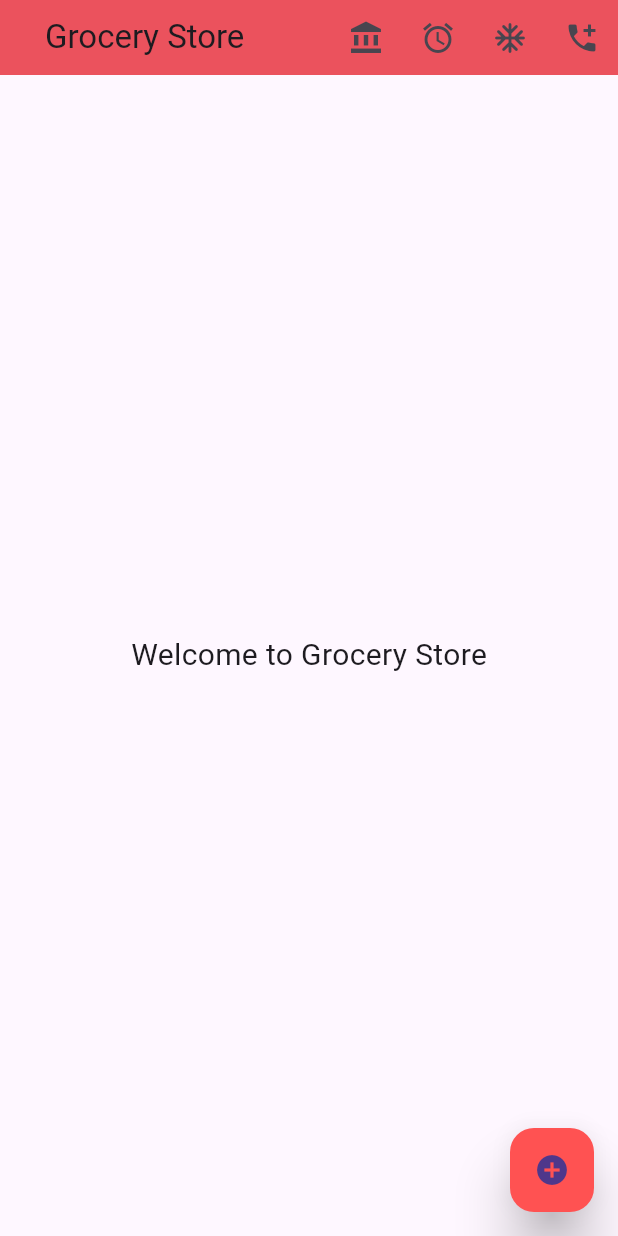
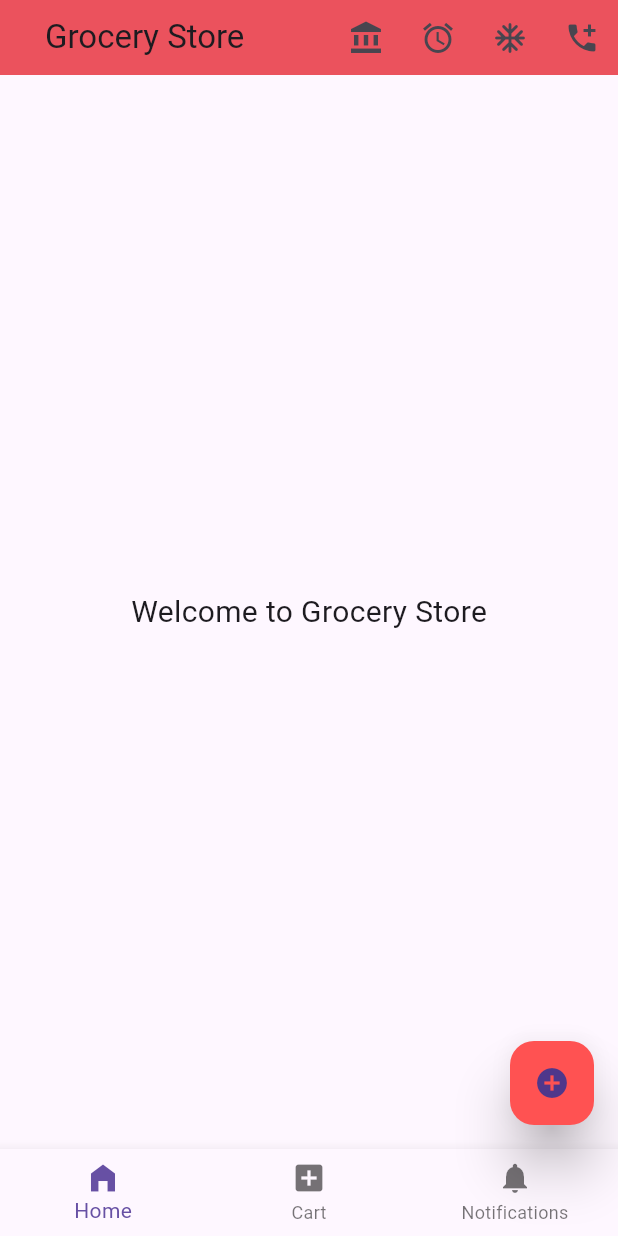
Before and after one commit to ekas-7/Flutter_start, a Flutter app: the screen it shows after launch, on a phone screen of 412 x 824 dp. Run offline on Flutter 3.47's test engine with Material 3 defaults, Android fonts, the phone set to English and light mode, and no system bars.

Commit message:
yo flutter bottomnavigator bar

```diff
--- a/lib/main.dart
+++ b/lib/main.dart
@@ -70,6 +70,24 @@ class HomeActivity extends StatelessWidget {
           myMessage("This is the Floating Action Button", context);
         },
       ),
+      bottomNavigationBar: BottomNavigationBar(
+        currentIndex: 0,
+        onTap: (int index) {
+          if (index == 0) {
+            myMessage("This is Home Page", context);
+          } else if (index == 1) {
+            myMessage("This is Cart Page", context);
+          } else if (index == 2) {
+            myMessage("This is Notifications Page", context);
+          }
+        },
+        items: const [
+          BottomNavigationBarItem(icon: Icon(Icons.home_filled), label: "Home"),
+          BottomNavigationBarItem(icon: Icon(Icons.add_box), label: "Cart"),
+          BottomNavigationBarItem(icon: Icon(Icons.notifications), label: "Notifications"),
+        ],
+      ),
+
     );
   }
 }
```
